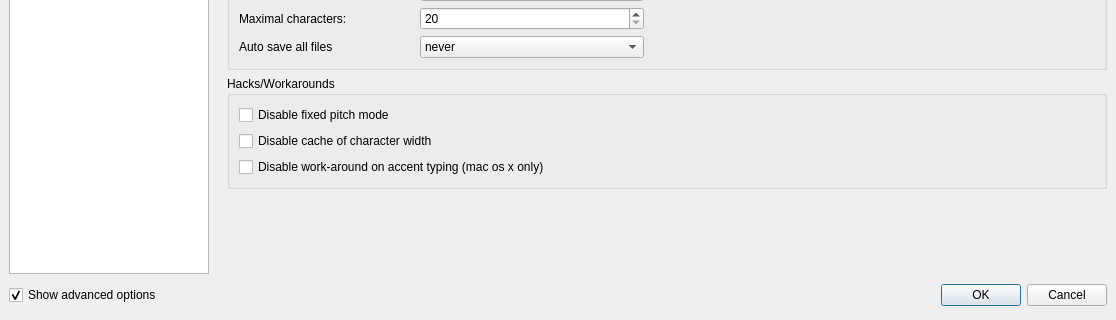
This is configdialog.ui in svn2github/texstudio-trunk as Qt 5 draws it before an edit; both pictures show x 0 to 1116 and y 354 to 674 of the 1116 by 674 pixel window. The edited form follows.
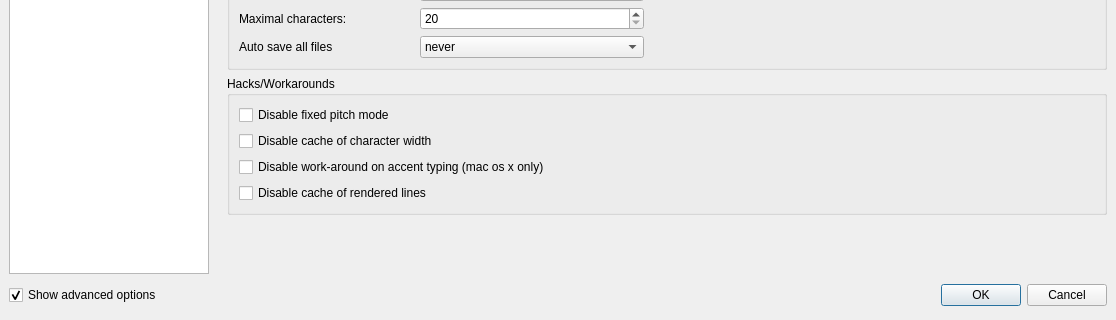
This is the edited form. The open tabs and pages were chosen to show the change. Icons and pictures are not drawn.

Commit message: add option to disable line caching; fix drawing of empty, fully selected lines on unwrapped mode

```diff
--- a/configdialog.ui
+++ b/configdialog.ui
@@ -1582,6 +1582,16 @@
             </property>
            </widget>
           </item>
+          <item>
+           <widget class="QCheckBox" name="checkBoxHackDisableLineCache">
+            <property name="toolTip">
+             <string>If the cache of rendered lines is enabled, rendered lines are stored in a cache, so they do not have to be rendered again. Leading to a speed improvement (especially on Mac), at the cost of a higher memory usage.</string>
+            </property>
+            <property name="text">
+             <string>Disable cache of rendered lines</string>
+            </property>
+           </widget>
+          </item>
          </layout>
         </widget>
        </item>
```
Left out of the diff: 6 changed lines with no effect on the pictures. The commit also changes 5 other files.
